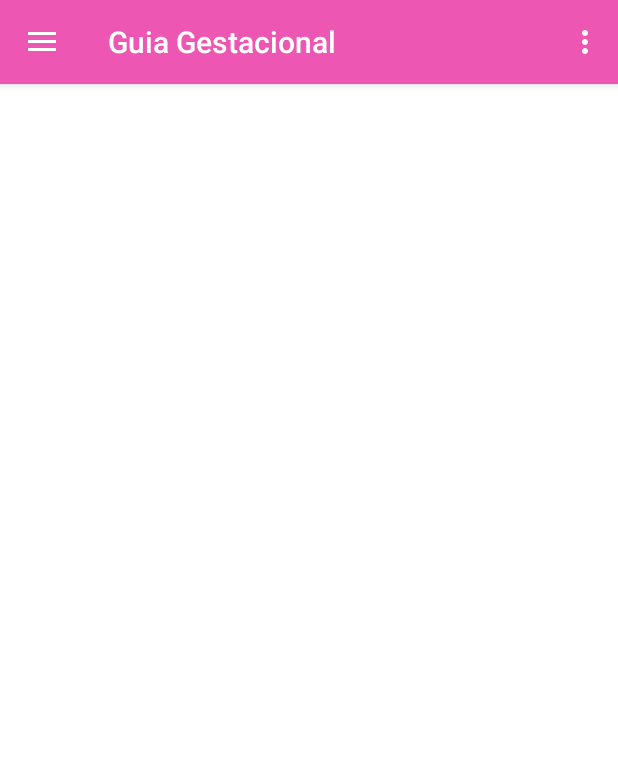
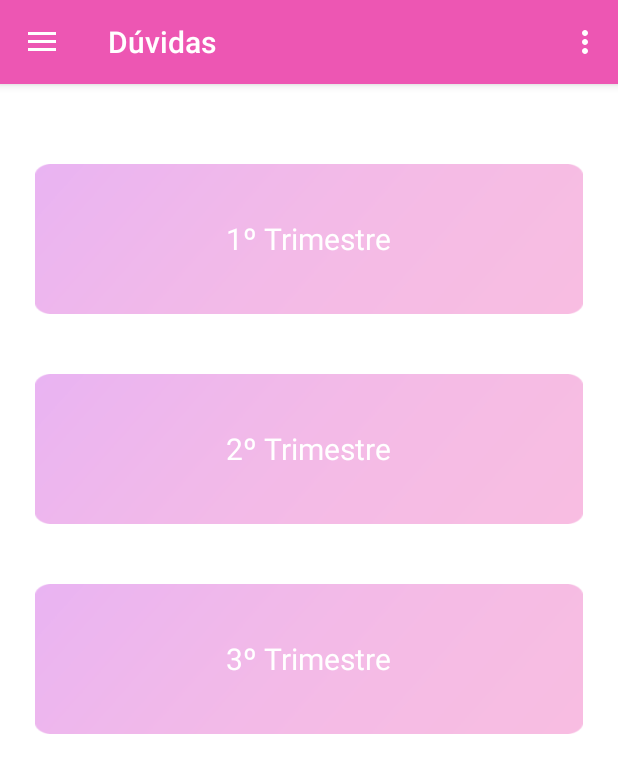
Before and after one commit to Willsome/Guia-Gestacional-GIT, an Android app: the screen it shows after launch (MenuLateralPrincipalActivity), after a tap on "Dúvidas", on a phone screen of 412 x 824 dp. Shown: the top 773 px of the screen. Run offline under Robolectric (Android 15) with nearby library versions, the phone set to English and light mode, and no system bars; 1 other tap on this screen came first.

Commit message:
#2 - Conteúdo da aba "Dúvidas" (part. I)
+ Adiciona os três trimestres na aba de "Dúvidas" (um ListView
personalizado);
+ Configura o ToolBar para ficar com os itens brancos em todas as
versões do Android.

```diff
--- a/GuiaGestacional/app/build.gradle
+++ b/GuiaGestacional/app/build.gradle
@@ -27,5 +27,6 @@ dependencies {
     compile 'com.android.support:appcompat-v7:24.2.1'
     compile 'com.android.support:design:24.2.1'
     compile 'com.android.support.constraint:constraint-layout:1.0.2'
+    compile 'com.android.support:support-v4:24.2.1'
     testCompile 'junit:junit:4.12'
 }
--- /dev/null
+++ b/GuiaGestacional/app/src/main/java/com/scriptpoin/guiagestacional/AdapterListViewTrimestre.java
@@ -0,0 +1,55 @@
+package com.scriptpoin.guiagestacional;
+
+import android.content.Context;
+import android.view.LayoutInflater;
+import android.view.View;
+import android.view.ViewGroup;
+import android.widget.BaseAdapter;
+import android.widget.ImageView;
+import android.widget.TextView;
+
+import java.util.ArrayList;
+
+/**
+ * Created by Bianor on 4/15/2017.
+ */
+
+public class AdapterListViewTrimestre extends BaseAdapter {
+
+    private Context context;
+    private String[] trimestre;
+
+    public AdapterListViewTrimestre(Context context, String[] trimestre) {
+        this.context = context;
+        this.trimestre = trimestre;
+    }
+
+    @Override
+    public int getCount() {
+        return trimestre.length;
+    }
+
+    @Override
+    public Object getItem(int position) {
+        return trimestre[position];
+    }
+
+    @Override
+    public long getItemId(int position) {
+        return position;
+    }
+
+    @Override
+    public View getView(int position, View view, ViewGroup parent) {
+
+        LayoutInflater inflater = (LayoutInflater) context.getSystemService(Context.LAYOUT_INFLATER_SERVICE);
+        view = inflater.inflate(R.layout.listview_trimestre_background, null);
+
+        if (view != null) {
+            TextView infoTrimestre = (TextView) view.findViewById(R.id.infoTrimestre);
+            infoTrimestre.setText(trimestre[position]);
+        }
+
+        return view;
+    }
+}
--- /dev/null
+++ b/GuiaGestacional/app/src/main/java/com/scriptpoin/guiagestacional/DuvidasFragment.java
@@ -0,0 +1,50 @@
+package com.scriptpoin.guiagestacional;
+
+
+import android.os.Bundle;
+import android.support.v4.app.Fragment;
+import android.view.LayoutInflater;
+import android.view.View;
+import android.view.ViewGroup;
+import android.widget.ArrayAdapter;
+import android.widget.ListView;
+
+
+/**
+ * A simple {@link Fragment} subclass.
+ */
+public class DuvidasFragment extends Fragment {
+
+
+    public DuvidasFragment() {
+        // Required empty public constructor
+    }
+
+
+    @Override
+    public View onCreateView(LayoutInflater inflater, ViewGroup container,
+                             Bundle savedInstanceState) {
+
+        getActivity().setTitle("Dúvidas");
+
+        View view = inflater.inflate(R.layout.fragment_duvidas, container, false);
+
+        ListView duvidasTrimestre = (ListView) view.findViewById(R.id.duvidasTrimestre);
+
+        String[] trimestre = {"1º Trimestre", "2º Trimestre","3º Trimestre"};
+
+        AdapterListViewTrimestre adapterListViewTrimestre = new AdapterListViewTrimestre(getActivity(), trimestre);
+
+//        ArrayAdapter<String> adaptador = new ArrayAdapter<String>(
+//                getActivity(),
+//                android.R.layout.simple_list_item_1,
+//                android.R.id.text1,
+//                trimestre
+//        );
+        duvidasTrimestre.setAdapter(adapterListViewTrimestre);
+
+        // Inflate the layout for this fragment
+        return view;
+    }
+
+}
--- a/GuiaGestacional/app/src/main/java/com/scriptpoin/guiagestacional/MenuLateralPrincipalActivity.java
+++ b/GuiaGestacional/app/src/main/java/com/scriptpoin/guiagestacional/MenuLateralPrincipalActivity.java
@@ -3,6 +3,8 @@ package com.scriptpoin.guiagestacional;
 import android.os.Bundle;
 import android.support.design.widget.FloatingActionButton;
 import android.support.design.widget.Snackbar;
+import android.support.v4.app.FragmentManager;
+import android.support.v4.app.Fragment;
 import android.view.View;
 import android.support.design.widget.NavigationView;
 import android.support.v4.view.GravityCompat;
@@ -12,6 +14,8 @@ import android.support.v7.app.AppCompatActivity;
 import android.support.v7.widget.Toolbar;
 import android.view.Menu;
 import android.view.MenuItem;
+import android.widget.ArrayAdapter;
+import android.widget.ListView;
 
 public class MenuLateralPrincipalActivity extends AppCompatActivity
         implements NavigationView.OnNavigationItemSelectedListener {
@@ -23,14 +27,14 @@ public class MenuLateralPrincipalActivity extends AppCompatActivity
         Toolbar toolbar = (Toolbar) findViewById(R.id.toolbar);
         setSupportActionBar(toolbar);
 
-        FloatingActionButton fab = (FloatingActionButton) findViewById(R.id.fab);
-        fab.setOnClickListener(new View.OnClickListener() {
-            @Override
-            public void onClick(View view) {
-                Snackbar.make(view, "Replace with your own action", Snackbar.LENGTH_LONG)
-                        .setAction("Action", null).show();
-            }
-        });
+//        FloatingActionButton fab = (FloatingActionButton) findViewById(R.id.fab);
+//        fab.setOnClickListener(new View.OnClickListener() {
+//            @Override
+//            public void onClick(View view) {
+//                Snackbar.make(view, "Replace with your own action", Snackbar.LENGTH_LONG)
+//                        .setAction("Action", null).show();
+//            }
+//        });
 
         DrawerLayout drawer = (DrawerLayout) findViewById(R.id.drawer_layout);
         ActionBarDrawerToggle toggle = new ActionBarDrawerToggle(
@@ -80,8 +84,12 @@ public class MenuLateralPrincipalActivity extends AppCompatActivity
         // Handle navigation view item clicks here.
         int id = item.getItemId();
 
-        if (id == R.id.nav_camera) {
-            // Handle the camera action
+        if (id == R.id.menuDuvidas) {
+
+            DuvidasFragment duvidasFragment = new DuvidasFragment();
+            FragmentManager manager = getSupportFragmentManager();
+            manager.beginTransaction().replace(R.id.mainLayout, duvidasFragment).commit();
+
         } else if (id == R.id.nav_gallery) {
 
         } else if (id == R.id.nav_slideshow) {
--- a/GuiaGestacional/app/src/main/res/layout/app_bar_menu_lateral_principal.xml
+++ b/GuiaGestacional/app/src/main/res/layout/app_bar_menu_lateral_principal.xml
@@ -16,6 +16,7 @@
             android:layout_width="match_parent"
             android:layout_height="?attr/actionBarSize"
             android:background="?attr/colorPrimary"
+            app:theme="@style/ToolBarStyle"
             app:popupTheme="@style/AppTheme.PopupOverlay" />
 
     </android.support.design.widget.AppBarLayout>
--- a/GuiaGestacional/app/src/main/res/layout/content_menu_lateral_principal.xml
+++ b/GuiaGestacional/app/src/main/res/layout/content_menu_lateral_principal.xml
@@ -6,8 +6,31 @@
     android:layout_height="match_parent"
     app:layout_behavior="@string/appbar_scrolling_view_behavior"
     tools:context="com.scriptpoin.guiagestacional.MenuLateralPrincipalActivity"
-    tools:showIn="@layout/app_bar_menu_lateral_principal"
-    android:background="@android:color/background_light">
+    tools:showIn="@layout/app_bar_menu_lateral_principal">
+
+    <LinearLayout
+        android:id="@+id/mainLayout"
+        android:layout_width="0dp"
+        android:layout_height="0dp"
+        android:layout_marginBottom="8dp"
+        android:layout_marginEnd="8dp"
+        android:layout_marginLeft="8dp"
+        android:layout_marginRight="8dp"
+        android:layout_marginStart="8dp"
+        android:layout_marginTop="8dp"
+        android:orientation="vertical"
+        app:layout_constraintBottom_toBottomOf="parent"
+        app:layout_constraintHorizontal_bias="1.0"
+        app:layout_constraintLeft_toLeftOf="parent"
+        app:layout_constraintRight_toRightOf="parent"
+        app:layout_constraintTop_toTopOf="parent"
+        app:layout_constraintVertical_bias="0.0"
+        tools:layout_constraintBottom_creator="1"
+        tools:layout_constraintLeft_creator="1"
+        tools:layout_constraintRight_creator="1"
+        tools:layout_constraintTop_creator="1">
+
+    </LinearLayout>
 
 
 </android.support.constraint.ConstraintLayout>
--- /dev/null
+++ b/GuiaGestacional/app/src/main/res/layout/fragment_duvidas.xml
@@ -0,0 +1,17 @@
+<FrameLayout xmlns:android="http://schemas.android.com/apk/res/android"
+    xmlns:tools="http://schemas.android.com/tools"
+    android:layout_width="match_parent"
+    android:layout_height="match_parent"
+    android:theme="@style/AppTheme"
+    tools:context="com.scriptpoin.guiagestacional.DuvidasFragment">
+
+    <ListView
+        android:id="@+id/duvidasTrimestre"
+        android:layout_width="match_parent"
+        android:layout_height="match_parent"
+        android:padding="15dp"
+        android:layout_marginTop="30dp"
+        android:divider="@android:color/transparent"
+        android:dividerHeight="40dp" />
+
+</FrameLayout>
--- /dev/null
+++ b/GuiaGestacional/app/src/main/res/layout/listview_trimestre_background.xml
@@ -0,0 +1,22 @@
+<?xml version="1.0" encoding="utf-8"?>
+<RelativeLayout xmlns:android="http://schemas.android.com/apk/res/android"
+    xmlns:tools="http://schemas.android.com/tools"
+    android:layout_width="match_parent"
+    android:layout_height="wrap_content">
+
+    <ImageView
+        android:background="@drawable/listview_background"
+        android:layout_width="match_parent"
+        android:layout_height="100dp" />
+
+    <TextView
+        android:id="@+id/infoTrimestre"
+        android:text="1º Trimestre"
+        android:textColor="@android:color/white"
+        android:textSize="20sp"
+        android:layout_width="wrap_content"
+        android:layout_height="wrap_content"
+        android:layout_centerHorizontal="true"
+        android:layout_centerVertical="true"/>
+
+</RelativeLayout>
--- a/GuiaGestacional/app/src/main/res/menu/activity_menu_lateral_principal_drawer.xml
+++ b/GuiaGestacional/app/src/main/res/menu/activity_menu_lateral_principal_drawer.xml
@@ -3,7 +3,7 @@
 
     <group android:checkableBehavior="single">
         <item
-            android:id="@+id/nav_camera"
+            android:id="@+id/menuDuvidas"
             android:icon="@drawable/duvidas"
             android:title="Dúvidas" />
         <item
--- /dev/null
+++ b/GuiaGestacional/app/src/main/res/values-v21/styles.xml
@@ -0,0 +1,23 @@
+<?xml version="1.0" encoding="utf-8"?>
+<resources>
+
+    <style name="AppTheme" parent="Theme.AppCompat.Light.DarkActionBar">
+        <!-- Customize your theme here. -->
+        <item name="colorPrimary">@color/colorPrimary</item>
+        <item name="colorPrimaryDark">@color/colorPrimaryDark</item>
+        <item name="colorAccent">@color/colorAccent</item>
+        <item name="android:colorForeground">@android:color/black</item>
+        <item name="android:colorBackground">@android:color/background_light</item>
+        <item name="android:textColorPrimary">@android:color/black</item>
+        <item name="android:textColorPrimaryInverse">@android:color/background_light</item>
+        <item name="android:navigationBarColor">@android:color/black</item>
+        <item name="android:windowBackground">?android:attr/colorBackground</item>
+    </style>
+
+    <style name="Theme.AppTheme.NoActionBar" parent="Theme.AppCompat.NoActionBar">
+        <item name="android:colorBackground">@android:color/background_light</item>
+        <item name="android:colorForeground">@android:color/black</item>
+        <item name="android:navigationBarColor">@android:color/black</item>
+        <item name="android:statusBarColor">@android:color/primary_text_dark</item>
+    </style>
+</resources>
--- a/GuiaGestacional/app/src/main/res/values/strings.xml
+++ b/GuiaGestacional/app/src/main/res/values/strings.xml
@@ -5,4 +5,7 @@
     <string name="navigation_drawer_close">Close navigation drawer</string>
 
     <string name="action_settings">Configurações</string>
+
+    <!-- TODO: Remove or change this placeholder text -->
+    <string name="hello_blank_fragment">Hello blank fragment</string>
 </resources>
--- a/GuiaGestacional/app/src/main/res/values/styles.xml
+++ b/GuiaGestacional/app/src/main/res/values/styles.xml
@@ -1,11 +1,14 @@
 <resources>
 
     <!-- Base application theme. -->
-    <style name="AppTheme" parent="Theme.AppCompat">
+    <style name="AppTheme" parent="Theme.AppCompat.Light.DarkActionBar">
         <!-- Customize your theme here. -->
         <item name="colorPrimary">@color/colorPrimary</item>
         <item name="colorPrimaryDark">@color/colorPrimaryDark</item>
         <item name="colorAccent">@color/colorAccent</item>
+        <item name="android:colorBackground">@android:color/background_light</item>
+        <item name="android:textColorPrimary">@android:color/black</item>
+        <item name="android:colorForeground">@android:color/black</item>
     </style>
 
     <style name="AppTheme.NoActionBar">
@@ -17,4 +20,18 @@
 
     <style name="AppTheme.PopupOverlay" parent="ThemeOverlay.AppCompat.Light" />
 
+    <style name="Theme.AppTheme.NoActionBar" parent="Theme.AppCompat.NoActionBar" >
+        <item name="android:colorBackground">@android:color/background_light</item>
+        <item name="android:colorForeground">@android:color/black</item>
+    </style>
+
+    <!-- ToolBar com o TEXTO e o ITENS na cor BRANCA -->
+    <style name="ToolBarStyle" parent="ThemeOverlay.AppCompat.Dark.ActionBar">
+        <!--<item name="android:textColorPrimary">@android:color/white</item>-->
+        <!--<item name="android:textColorSecondary">@android:color/white</item>-->
+        <!--<item name="actionMenuTextColor">@android:color/white</item>-->
+        <!--<item name="actionOverflowButtonStyle">@style/ActionButtonOverflowStyle</item>-->
+        <!--<item name="drawerArrowStyle">@style/DrawerArrowStyle</item>-->
+    </style>
+
 </resources>
```
Also changed, not shown: GuiaGestacional/app/src/main/res/drawable/listview_background.png (added), 2 other files.
